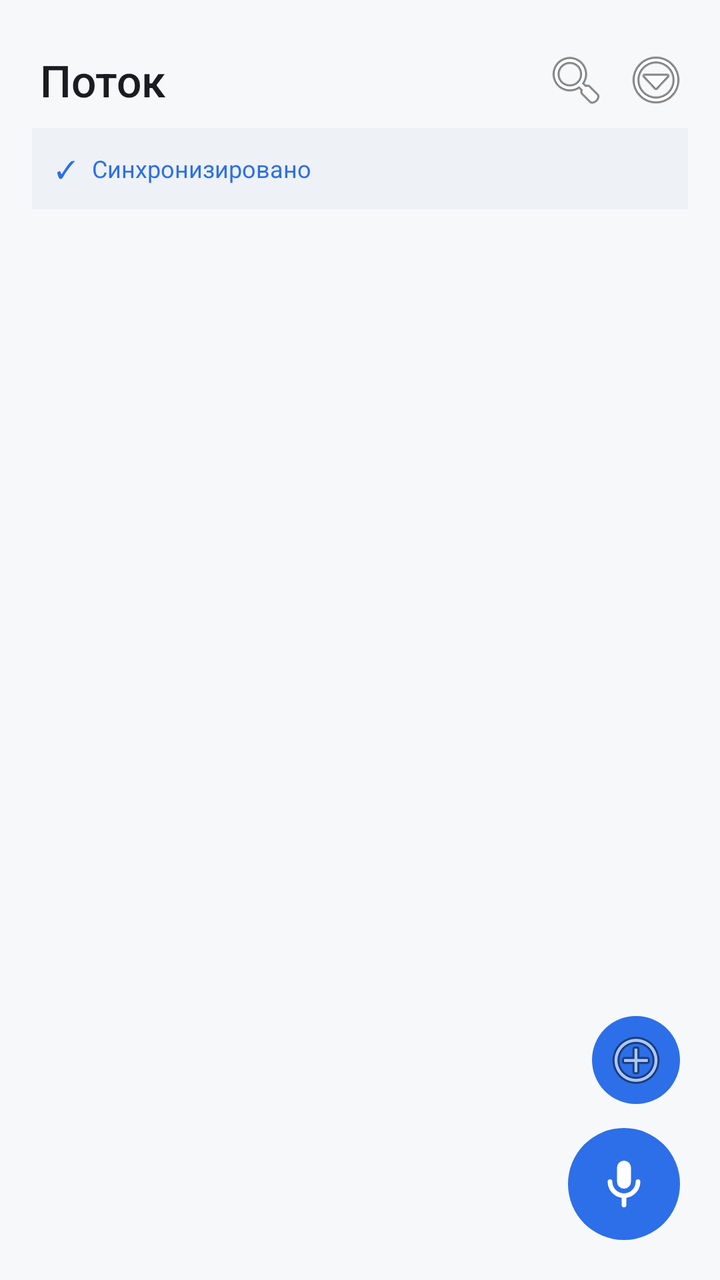
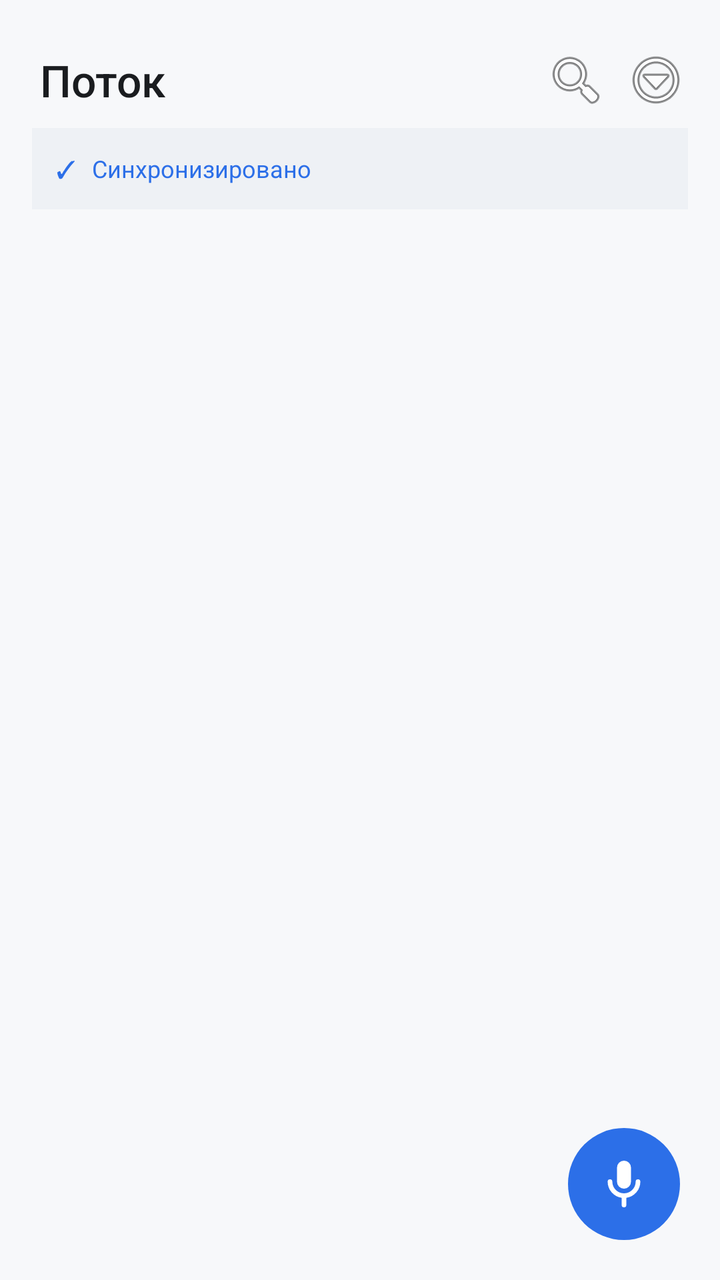

Two renders of the same Android screen: before a commit and after it. Below are the layout's source before the change and the commit's diff.
<!-- AndroidManifest.xml: application theme Theme.VoiceNotes -->
<!-- res/layout/activity_main.xml -->
<?xml version="1.0" encoding="utf-8"?>
<FrameLayout xmlns:android="http://schemas.android.com/apk/res/android"
    android:layout_width="match_parent"
    android:layout_height="match_parent"
    android:background="@color/bg_app">

    <LinearLayout
        android:layout_width="match_parent"
        android:layout_height="match_parent"
        android:orientation="vertical">

        <LinearLayout
            android:layout_width="match_parent"
            android:layout_height="wrap_content"
            android:orientation="horizontal"
            android:paddingLeft="20dp"
            android:paddingRight="12dp"
            android:paddingTop="20dp"
            android:paddingBottom="4dp"
            android:gravity="center_vertical">

            <TextView
                android:layout_width="0dp"
                android:layout_height="wrap_content"
                android:layout_weight="1"
                android:textAppearance="@style/TextAppearance.Potok.Headline"
                android:textColor="@color/text_primary"
                android:text="Поток" />

            <ImageButton
                android:id="@+id/searchBtn"
                android:layout_width="40dp"
                android:layout_height="40dp"
                android:background="?android:attr/selectableItemBackground"
                android:src="@android:drawable/ic_menu_search"
                android:scaleType="centerInside"
                android:contentDescription="Поиск" />

            <ImageButton
                android:id="@+id/overflowBtn"
                android:layout_width="40dp"
                android:layout_height="40dp"
                android:background="?android:attr/selectableItemBackground"
                android:src="@android:drawable/ic_menu_more"
                android:scaleType="centerInside"
                android:contentDescription="Меню" />
        </LinearLayout>

        <LinearLayout
            android:id="@+id/syncBanner"
            android:layout_width="match_parent"
            android:layout_height="wrap_content"
            android:orientation="horizontal"
            android:background="@color/sync_bg"
            android:padding="12dp"
            android:layout_marginLeft="16dp"
            android:layout_marginRight="16dp"
            android:layout_marginBottom="8dp"
            android:gravity="center_vertical">

            <TextView
                android:id="@+id/syncIcon"
                android:layout_width="wrap_content"
                android:layout_height="wrap_content"
                android:textAppearance="@style/TextAppearance.Potok.Caption"
                android:textColor="@color/cal_text"
                android:text="✓" />

            <TextView
                android:id="@+id/syncText"
                android:layout_width="match_parent"
                android:layout_height="wrap_content"
                android:layout_marginLeft="8dp"
                android:textAppearance="@style/TextAppearance.Potok.Caption"
                android:textColor="@color/sync_blue"
                android:text="Синхронизировано" />
        </LinearLayout>

        <HorizontalScrollView
            android:layout_width="match_parent"
            android:layout_height="wrap_content"
            android:paddingLeft="16dp"
            android:paddingRight="16dp"
            android:paddingBottom="8dp"
            android:scrollbars="none"
            android:fillViewport="true">

            <LinearLayout
                android:id="@+id/chipsRow"
                android:layout_width="wrap_content"
                android:layout_height="wrap_content"
                android:orientation="horizontal" />
        </HorizontalScrollView>

        <FrameLayout
            android:layout_width="match_parent"
            android:layout_height="0dp"
            android:layout_weight="1">

            <ListView
                android:id="@+id/notes"
                android:layout_width="match_parent"
                android:layout_height="match_parent"
                android:divider="@null"
                android:dividerHeight="0dp"
                android:paddingLeft="16dp"
                android:paddingRight="16dp"
                android:paddingBottom="96dp"
                android:clipToPadding="false"
                android:scrollbars="none" />

            <TextView
                android:id="@+id/empty"
                android:layout_width="match_parent"
                android:layout_height="wrap_content"
                android:layout_gravity="center"
                android:text="🎤 Скажите заметку на часах\nили нажмите микрофон"
                android:textAppearance="@style/TextAppearance.Potok.Title"
                android:textColor="@color/text_secondary"
                android:gravity="center"
                android:padding="32dp"
                android:lineSpacingExtra="4dp"
                android:visibility="gone" />
        </FrameLayout>
    </LinearLayout>

            <ImageButton
                android:id="@+id/addTextBtn"
                android:layout_width="44dp"
                android:layout_height="44dp"
                android:layout_gravity="bottom|end"
                android:layout_marginRight="20dp"
                android:layout_marginBottom="88dp"
                android:background="@drawable/bg_fab"
                android:src="@android:drawable/ic_menu_add"
                android:scaleType="center"
                android:contentDescription="Текстовая заметка" />

            <ImageButton
                android:id="@+id/recFab"
                android:layout_width="56dp"
                android:layout_height="56dp"
                android:layout_gravity="bottom|end"
                android:layout_margin="20dp"
                android:background="@drawable/bg_fab"
                android:src="@drawable/ic_mic"
                android:scaleType="center"
                android:contentDescription="Запись" />

            <Button
                android:id="@+id/cancelBtn"
                android:layout_width="wrap_content"
                android:layout_height="wrap_content"
                android:layout_gravity="bottom|start"
                android:layout_margin="20dp"
                android:text="Отмена"
                android:visibility="gone"
                android:background="@drawable/bg_chip"
                android:textColor="#FF1744" />
        </FrameLayout>
<!-- resources referenced by this layout -->
<resources>
  <color name="bg_app">#F7F8FA</color>
  <color name="cal_text">#2C6FE8</color>
  <color name="sync_bg">#EEF1F5</color>
  <color name="sync_blue">#2C6FE8</color>
  <color name="text_primary">#1A1C1F</color>
  <color name="text_secondary">#5F6672</color>
  <!-- drawable bg_chip (drawable) -->
  <?xml version="1.0" encoding="utf-8"?>
  <shape xmlns:android="http://schemas.android.com/apk/res/android"
      android:shape="rectangle">
      <solid android:color="#FFFFFF" />
      <stroke android:width="1dp" android:color="#E0E0E0" />
      <corners android:radius="14dp" />
  </shape>
  <!-- drawable bg_fab (drawable) -->
  <?xml version="1.0" encoding="utf-8"?>
  <selector xmlns:android="http://schemas.android.com/apk/res/android">
      <item android:state_pressed="true">
          <shape android:shape="oval">
              <solid android:color="#1E5BC6" />
          </shape>
      </item>
      <item>
          <shape android:shape="oval">
              <solid android:color="@color/accent_blue" />
          </shape>
      </item>
  </selector>
  <!-- drawable ic_mic (drawable) -->
  <?xml version="1.0" encoding="utf-8"?>
  <vector xmlns:android="http://schemas.android.com/apk/res/android"
      android:width="28dp"
      android:height="28dp"
      android:viewportWidth="24"
      android:viewportHeight="24">
      <path
          android:fillColor="#FFFFFF"
          android:pathData="M12,14a3,3 0 0 0 3,-3V5a3,3 0 0 0 -6,0v6a3,3 0 0 0 3,3z M19,11a1,1 0 0 0 -2,0 5,5 0 0 1 -10,0 1,1 0 0 0 -2,0 7,7 0 0 0 6,6.92V21a1,1 0 0 0 2,0v-3.08A7,7 0 0 0 19,11z" />
  </vector>
  <style name="TextAppearance.Potok.Caption">
          <item name="android:textSize">12sp</item>
          <item name="android:lineSpacingExtra">4dp</item>
          <item name="android:fontFamily">sans-serif</item>
      </style>
  <style name="TextAppearance.Potok.Headline">
          <item name="android:textSize">22sp</item>
          <item name="android:lineSpacingExtra">6dp</item>
          <item name="android:fontFamily">sans-serif-medium</item>
          <item name="android:textFontWeight" tools:targetApi="28">500</item>
      </style>
  <style name="TextAppearance.Potok.Title">
          <item name="android:textSize">16sp</item>
          <item name="android:lineSpacingExtra">8dp</item>
          <item name="android:fontFamily">sans-serif-medium</item>
          <item name="android:textFontWeight" tools:targetApi="28">500</item>
      </style>
  <style name="Theme.VoiceNotes" parent="android:Theme.Material.Light.DarkActionBar">
          <item name="android:colorPrimary">@color/primary</item>
          <item name="android:colorPrimaryDark">@color/primary_dark</item>
          <item name="android:colorAccent">@color/accent</item>
          <item name="android:statusBarColor">@color/primary_dark</item>
      </style>
  <color name="accent_blue">#2C6FE8</color>
  <color name="primary">#2C6FE8</color>
  <color name="primary_dark">#1E5BC6</color>
  <color name="accent">#2C6FE8</color>
</resources>

<!-- the commit's change to res/layout/activity_main.xml (unified diff, before → after) -->
@@ -114,7 +114,7 @@
                 android:layout_width="match_parent"
                 android:layout_height="wrap_content"
                 android:layout_gravity="center"
-                android:text="🎤 Скажите заметку на часах\nили нажмите микрофон"
+                android:text="🎤 Нажмите микрофон\nили скажите на часах"
                 android:textAppearance="@style/TextAppearance.Potok.Title"
                 android:textColor="@color/text_secondary"
                 android:gravity="center"
@@ -123,18 +123,6 @@
                 android:visibility="gone" />
         </FrameLayout>
     </LinearLayout>
-
-            <ImageButton
-                android:id="@+id/addTextBtn"
-                android:layout_width="44dp"
-                android:layout_height="44dp"
-                android:layout_gravity="bottom|end"
-                android:layout_marginRight="20dp"
-                android:layout_marginBottom="88dp"
-                android:background="@drawable/bg_fab"
-                android:src="@android:drawable/ic_menu_add"
-                android:scaleType="center"
-                android:contentDescription="Текстовая заметка" />
 
             <ImageButton
                 android:id="@+id/recFab"
@@ -147,14 +135,35 @@
                 android:scaleType="center"
                 android:contentDescription="Запись" />
 
-            <Button
-                android:id="@+id/cancelBtn"
+            
+            <LinearLayout
+                android:id="@+id/recPill"
                 android:layout_width="wrap_content"
-                android:layout_height="wrap_content"
-                android:layout_gravity="bottom|start"
-                android:layout_margin="20dp"
-                android:text="Отмена"
-                android:visibility="gone"
-                android:background="@drawable/bg_chip"
-                android:textColor="#FF1744" />
+                android:layout_height="40dp"
+                android:layout_gravity="bottom|end"
+                android:layout_marginRight="20dp"
+                android:layout_marginBottom="88dp"
+                android:orientation="horizontal"
+                android:gravity="center_vertical"
+                android:background="@drawable/bg_pill"
+                android:paddingLeft="14dp"
+                android:paddingRight="14dp"
+                android:elevation="2dp"
+                android:visibility="gone">
+
+                <View
+                    android:id="@+id/recLevelDot"
+                    android:layout_width="8dp"
+                    android:layout_height="8dp"
+                    android:background="@drawable/bg_dot_green" />
+
+                <TextView
+                    android:id="@+id/recTimer"
+                    android:layout_width="wrap_content"
+                    android:layout_height="wrap_content"
+                    android:layout_marginLeft="8dp"
+                    android:textAppearance="@style/TextAppearance.Potok.Body"
+                    android:textColor="@color/text_primary"
+                    android:text="0:00" />
+            </LinearLayout>
         </FrameLayout>
<!-- resource entries referenced after the edit -->
@@ -6,13 +6,11 @@
   <color name="sync_blue">#2C6FE8</color>
   <color name="text_primary">#1A1C1F</color>
   <color name="text_secondary">#5F6672</color>
-  <!-- drawable bg_chip (drawable) -->
+  <!-- drawable bg_dot_green (drawable) -->
   <?xml version="1.0" encoding="utf-8"?>
   <shape xmlns:android="http://schemas.android.com/apk/res/android"
-      android:shape="rectangle">
-      <solid android:color="#FFFFFF" />
-      <stroke android:width="1dp" android:color="#E0E0E0" />
-      <corners android:radius="14dp" />
+      android:shape="oval">
+      <solid android:color="@color/rec_green" />
   </shape>
   <!-- drawable bg_fab (drawable) -->
   <?xml version="1.0" encoding="utf-8"?>
@@ -28,6 +26,13 @@
           </shape>
       </item>
   </selector>
+  <!-- drawable bg_pill (drawable) -->
+  <?xml version="1.0" encoding="utf-8"?>
+  <shape xmlns:android="http://schemas.android.com/apk/res/android"
+      android:shape="rectangle">
+      <solid android:color="@color/bg_card" />
+      <corners android:radius="20dp" />
+  </shape>
   <!-- drawable ic_mic (drawable) -->
   <?xml version="1.0" encoding="utf-8"?>
   <vector xmlns:android="http://schemas.android.com/apk/res/android"
@@ -39,6 +44,11 @@
           android:fillColor="#FFFFFF"
           android:pathData="M12,14a3,3 0 0 0 3,-3V5a3,3 0 0 0 -6,0v6a3,3 0 0 0 3,3z M19,11a1,1 0 0 0 -2,0 5,5 0 0 1 -10,0 1,1 0 0 0 -2,0 7,7 0 0 0 6,6.92V21a1,1 0 0 0 2,0v-3.08A7,7 0 0 0 19,11z" />
   </vector>
+  <style name="TextAppearance.Potok.Body">
+          <item name="android:textSize">14sp</item>
+          <item name="android:lineSpacingExtra">6dp</item>
+          <item name="android:fontFamily">sans-serif</item>
+      </style>
   <style name="TextAppearance.Potok.Caption">
           <item name="android:textSize">12sp</item>
           <item name="android:lineSpacingExtra">4dp</item>
@@ -62,7 +72,9 @@
           <item name="android:colorAccent">@color/accent</item>
           <item name="android:statusBarColor">@color/primary_dark</item>
       </style>
+  <color name="rec_green">#00E676</color>
   <color name="accent_blue">#2C6FE8</color>
+  <color name="bg_card">#FFFFFF</color>
   <color name="primary">#2C6FE8</color>
   <color name="primary_dark">#1E5BC6</color>
   <color name="accent">#2C6FE8</color>
